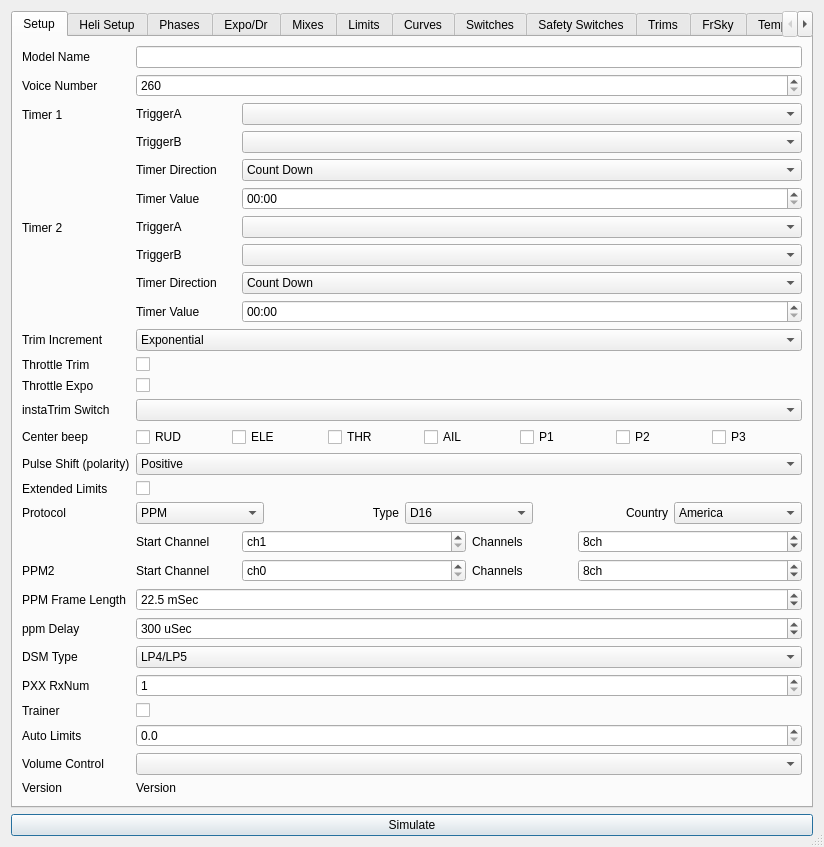
Qt form src/eepskye/src/modeledit.ui (xhorizont/eepe) before a commit.
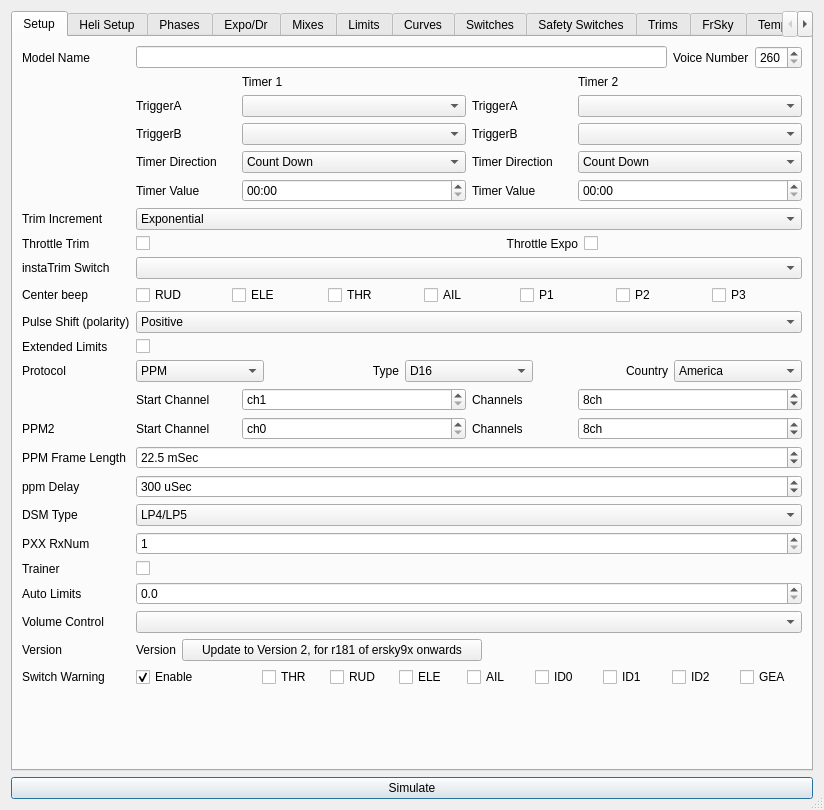
The same form after that commit. The open tabs and pages were chosen to show the change. Icons and pictures are not drawn.

The edit to the form file:
```diff
--- a/src/eepskye/src/modeledit.ui
+++ b/src/eepskye/src/modeledit.ui
@@ -6,14 +6,14 @@
    <rect>
     <x>0</x>
     <y>0</y>
-    <width>821</width>
-    <height>773</height>
+    <width>820</width>
+    <height>746</height>
    </rect>
   </property>
   <property name="maximumSize">
    <size>
     <width>16777215</width>
-    <height>773</height>
+    <height>746</height>
    </size>
   </property>
   <property name="windowTitle">
@@ -27,20 +27,7 @@
    <bool>true</bool>
   </property>
   <layout class="QGridLayout" name="gridLayout">
-   <item row="12" column="0">
-    <spacer name="verticalSpacer">
-     <property name="orientation">
-      <enum>Qt::Vertical</enum>
-     </property>
-     <property name="sizeHint" stdset="0">
-      <size>
-       <width>20</width>
-       <height>40</height>
-      </size>
-     </property>
-    </spacer>
-   </item>
-   <item row="14" column="0">
+   <item row="13" column="0">
     <widget class="QPushButton" name="pushButton">
      <property name="text">
       <string>Simulate</string>
@@ -72,20 +59,22 @@
         </widget>
        </item>
        <item row="0" column="1">
+        <layout class="QHBoxLayout" name="horizontalLayout_4">
+         <item>
         <widget class="QLineEdit" name="modelNameLE">
          <property name="maxLength">
           <number>10</number>
          </property>
         </widget>
        </item>
-       <item row="1" column="0">
+         <item>
         <widget class="QLabel" name="label_145">
          <property name="text">
           <string>Voice Number</string>
          </property>
         </widget>
        </item>
-       <item row="1" column="1">
+         <item>
         <widget class="QSpinBox" name="VoiceNumberSB">
          <property name="suffix">
           <string/>
@@ -104,43 +93,40 @@
          </property>
         </widget>
        </item>
-       <item row="3" column="0">
-        <widget class="QLabel" name="label_95">
-         <property name="text">
-          <string>Timer 1</string>
-         </property>
-        </widget>
+        </layout>
        </item>
-       <item row="3" column="1">
+       <item row="2" column="1">
+        <layout class="QGridLayout" name="gridLayout_14">
+         <item row="0" column="0">
         <layout class="QGridLayout" name="gridLayout_26">
-         <item row="0" column="0">
+           <item row="1" column="0">
           <widget class="QLabel" name="label_2">
            <property name="text">
             <string>TriggerA</string>
            </property>
           </widget>
          </item>
-         <item row="0" column="1">
+           <item row="1" column="1">
           <widget class="QComboBox" name="timerModeCB"/>
          </item>
-         <item row="1" column="0">
+           <item row="2" column="0">
           <widget class="QLabel" name="label_118">
            <property name="text">
             <string>TriggerB</string>
            </property>
           </widget>
          </item>
-         <item row="1" column="1">
+           <item row="2" column="1">
           <widget class="QComboBox" name="timerModeBCB"/>
          </item>
-         <item row="2" column="0">
+           <item row="3" column="0">
           <widget class="QLabel" name="label_3">
            <property name="text">
             <string>Timer Direction</string>
            </property>
           </widget>
          </item>
-         <item row="2" column="1">
+           <item row="3" column="1">
           <widget class="QComboBox" name="timerDirCB">
            <item>
             <property name="text">
@@ -154,7 +140,7 @@
            </item>
           </widget>
          </item>
-         <item row="3" column="0">
+           <item row="4" column="0">
           <widget class="QLabel" name="label_4">
            <property name="maximumSize">
             <size>
@@ -167,7 +153,7 @@
            </property>
           </widget>
          </item>
-         <item row="3" column="1">
+           <item row="4" column="1">
           <widget class="QTimeEdit" name="timerValTE">
            <property name="accelerated">
             <bool>true</bool>
@@ -180,45 +166,45 @@
            </property>
           </widget>
          </item>
-        </layout>
-       </item>
-       <item row="6" column="0">
-        <widget class="QLabel" name="label_96">
+           <item row="0" column="1">
+            <widget class="QLabel" name="label_95">
          <property name="text">
-          <string>Timer 2</string>
+              <string>Timer 1</string>
          </property>
         </widget>
        </item>
-       <item row="6" column="1">
+          </layout>
+         </item>
+         <item row="0" column="1">
         <layout class="QGridLayout" name="gridLayout_27">
-         <item row="0" column="0">
+           <item row="1" column="0">
           <widget class="QLabel" name="label_92">
            <property name="text">
             <string>TriggerA</string>
            </property>
           </widget>
          </item>
-         <item row="0" column="1">
+           <item row="1" column="1">
           <widget class="QComboBox" name="timer2ModeCB"/>
          </item>
-         <item row="1" column="0">
+           <item row="2" column="0">
           <widget class="QLabel" name="label_119">
            <property name="text">
             <string>TriggerB</string>
            </property>
           </widget>
          </item>
-         <item row="1" column="1">
+           <item row="2" column="1">
           <widget class="QComboBox" name="timer2ModeBCB"/>
          </item>
-         <item row="2" column="0">
+           <item row="3" column="0">
           <widget class="QLabel" name="label_93">
            <property name="text">
             <string>Timer Direction</string>
            </property>
           </widget>
          </item>
-         <item row="2" column="1">
+           <item row="3" column="1">
           <widget class="QComboBox" name="timer2DirCB">
            <item>
             <property name="text">
@@ -232,7 +218,7 @@
            </item>
           </widget>
          </item>
-         <item row="3" column="0">
+           <item row="4" column="0">
           <widget class="QLabel" name="label_94">
            <property name="maximumSize">
             <size>
@@ -245,7 +231,7 @@
            </property>
           </widget>
          </item>
-         <item row="3" column="1">
+           <item row="4" column="1">
           <widget class="QTimeEdit" name="timer2ValTE">
            <property name="accelerated">
             <bool>true</bool>
@@ -258,16 +244,25 @@
            </property>
           </widget>
          </item>
-        </layout>
-       </item>
-       <item row="7" column="0">
+           <item row="0" column="1">
+            <widget class="QLabel" name="label_96">
+             <property name="text">
+              <string>Timer 2</string>
+             </property>
+            </widget>
+           </item>
+          </layout>
+         </item>
+        </layout>
+       </item>
+       <item row="4" column="0">
         <widget class="QLabel" name="label_10">
          <property name="text">
           <string>Trim Increment</string>
          </property>
         </widget>
        </item>
-       <item row="7" column="1">
+       <item row="4" column="1">
         <widget class="QComboBox" name="trimIncCB">
          <item>
           <property name="text">
@@ -296,52 +291,59 @@
          </item>
         </widget>
        </item>
-       <item row="8" column="0">
+       <item row="5" column="0">
         <widget class="QLabel" name="label_7">
          <property name="text">
           <string>Throttle Trim</string>
          </property>
         </widget>
        </item>
-       <item row="8" column="1">
+       <item row="5" column="1">
+        <layout class="QHBoxLayout" name="horizontalLayout_2">
+         <item>
         <widget class="QCheckBox" name="thrTrimChkB">
          <property name="text">
           <string/>
          </property>
         </widget>
        </item>
-       <item row="9" column="0">
+         <item>
         <widget class="QLabel" name="label_8">
          <property name="text">
           <string>Throttle Expo</string>
          </property>
-        </widget>
-       </item>
-       <item row="9" column="1">
+           <property name="alignment">
+            <set>Qt::AlignRight|Qt::AlignTrailing|Qt::AlignVCenter</set>
+           </property>
+          </widget>
+         </item>
+         <item>
         <widget class="QCheckBox" name="thrExpoChkB">
          <property name="text">
           <string/>
          </property>
         </widget>
        </item>
-       <item row="10" column="0">
+        </layout>
+       </item>
+       <item row="6" column="0">
         <widget class="QLabel" name="label_11">
          <property name="text">
           <string>instaTrim Switch</string>
          </property>
         </widget>
        </item>
-       <item row="10" column="1">
+       <item row="6" column="1">
         <widget class="QComboBox" name="trimSWCB"/>
        </item>
-       <item row="11" column="0">
+       <item row="7" column="0">
         <widget class="QLabel" name="label_12">
          <property name="text">
           <string>Center beep</string>
          </property>
         </widget>
        </item>
-       <item row="11" column="1">
+       <item row="7" column="1">
         <layout class="QGridLayout" name="gridLayout_2">
          <item row="0" column="0">
           <widget class="QCheckBox" name="bcRUDChkB">
@@ -394,14 +396,14 @@
          </item>
         </layout>
        </item>
-       <item row="12" column="0">
+       <item row="8" column="0">
         <widget class="QLabel" name="label_13">
          <property name="text">
           <string>Pulse Shift (polarity)</string>
          </property>
         </widget>
        </item>
-       <item row="12" column="1">
+       <item row="8" column="1">
         <widget class="QComboBox" name="pulsePolCB">
          <item>
           <property name="text">
@@ -415,21 +417,109 @@
          </item>
         </widget>
        </item>
-       <item row="13" column="0">
+       <item row="9" column="0">
         <widget class="QLabel" name="label_55">
          <property name="text">
           <string>Extended Limits</string>
          </property>
         </widget>
        </item>
-       <item row="13" column="1">
+       <item row="9" column="1">
         <widget class="QCheckBox" name="extendedLimitsChkB">
          <property name="text">
           <string/>
          </property>
         </widget>
        </item>
-       <item row="17" column="1">
+       <item row="10" column="0">
+        <widget class="QLabel" name="label_5">
+         <property name="text">
+          <string>Protocol</string>
+         </property>
+        </widget>
+       </item>
+       <item row="10" column="1">
+        <layout class="QGridLayout" name="gridLayout_12">
+         <item row="0" column="1">
+          <widget class="QComboBox" name="protocolCB">
+           <item>
+            <property name="text">
+             <string notr="true">PPM</string>
+            </property>
+           </item>
+           <item>
+            <property name="text">
+             <string>PXX</string>
+            </property>
+           </item>
+           <item>
+            <property name="text">
+             <string>DSM2</string>
+            </property>
+           </item>
+          </widget>
+         </item>
+         <item row="0" column="2">
+          <widget class="QLabel" name="label_153">
+           <property name="text">
+            <string>Type</string>
+           </property>
+           <property name="alignment">
+            <set>Qt::AlignRight|Qt::AlignTrailing|Qt::AlignVCenter</set>
+           </property>
+          </widget>
+         </item>
+         <item row="0" column="3">
+          <widget class="QComboBox" name="typeCB">
+           <item>
+            <property name="text">
+             <string>D16</string>
+            </property>
+           </item>
+           <item>
+            <property name="text">
+             <string>D8</string>
+            </property>
+           </item>
+           <item>
+            <property name="text">
+             <string>LRP</string>
+            </property>
+           </item>
+          </widget>
+         </item>
+         <item row="0" column="4">
+          <widget class="QLabel" name="label_154">
+           <property name="text">
+            <string>Country</string>
+           </property>
+           <property name="alignment">
+            <set>Qt::AlignRight|Qt::AlignTrailing|Qt::AlignVCenter</set>
+           </property>
+          </widget>
+         </item>
+         <item row="0" column="5">
+          <widget class="QComboBox" name="countryCB">
+           <item>
+            <property name="text">
+             <string>America</string>
+            </property>
+           </item>
+           <item>
+            <property name="text">
+             <string>Japan</string>
+            </property>
+           </item>
+           <item>
+            <property name="text">
+             <string>Europe</string>
+            </property>
+           </item>
+          </widget>
+         </item>
+        </layout>
+       </item>
+       <item row="11" column="1">
         <layout class="QGridLayout" name="gridLayout_28">
          <item row="0" column="0">
           <widget class="QLabel" name="label_97">
@@ -500,14 +590,14 @@
          </item>
         </layout>
        </item>
-       <item row="20" column="0">
+       <item row="12" column="0">
         <widget class="QLabel" name="label_120">
          <property name="text">
           <string>PPM2</string>
          </property>
         </widget>
        </item>
-       <item row="20" column="1">
+       <item row="12" column="1">
         <layout class="QGridLayout" name="gridLayout_29">
          <item row="0" column="0">
           <widget class="QLabel" name="label_98">
@@ -581,14 +671,14 @@
          </item>
         </layout>
        </item>
-       <item row="22" column="0">
+       <item row="13" column="0">
         <widget class="QLabel" name="label_113">
          <property name="text">
           <string>PPM Frame Length</string>
          </property>
         </widget>
        </item>
-       <item row="22" column="1">
+       <item row="13" column="1">
         <widget class="QDoubleSpinBox" name="ppmFrameLengthDSB">
          <property name="suffix">
           <string> mSec</string>
@@ -610,14 +700,14 @@
          </property>
         </widget>
        </item>
-       <item row="23" column="0">
+       <item row="14" column="0">
         <widget class="QLabel" name="label_9">
          <property name="text">
           <string>ppm Delay</string>
          </property>
         </widget>
        </item>
-       <item row="23" column="1">
+       <item row="14" column="1">
         <widget class="QSpinBox" name="ppmDelaySB">
          <property name="suffix">
           <string> uSec</string>
@@ -636,14 +726,14 @@
          </property>
         </widget>
        </item>
-       <item row="24" column="0">
+       <item row="15" column="0">
         <widget class="QLabel" name="label_116">
          <property name="text">
           <string>DSM Type</string>
          </property>
         </widget>
        </item>
-       <item row="24" column="1">
+       <item row="15" column="1">
         <widget class="QComboBox" name="DSM_Type">
          <item>
           <property name="text">
@@ -662,14 +752,14 @@
          </item>
         </widget>
        </item>
-       <item row="25" column="0">
+       <item row="16" column="0">
         <widget class="QLabel" name="label_117">
          <property name="text">
           <string>PXX RxNum</string>
          </property>
         </widget>
        </item>
-       <item row="25" column="1">
+       <item row="16" column="1">
         <widget class="QSpinBox" name="pxxRxNum">
          <property name="suffix">
           <string/>
@@ -688,28 +778,28 @@
          </property>
         </widget>
        </item>
-       <item row="26" column="0">
+       <item row="17" column="0">
         <widget class="QLabel" name="label_114">
          <property name="text">
           <string>Trainer</string>
          </property>
         </widget>
        </item>
-       <item row="26" column="1">
+       <item row="17" column="1">
         <widget class="QCheckBox" name="TrainerChkB">
          <property name="text">
           <string/>
          </property>
         </widget>
        </item>
-       <item row="27" column="0">
+       <item row="18" column="0">
         <widget class="QLabel" name="label_177">
          <property name="text">
           <string>Auto Limits</string>
          </property>
         </widget>
        </item>
-       <item row="27" column="1">
+       <item row="18" column="1">
         <widget class="QDoubleSpinBox" name="autoLimitsSB">
          <property name="decimals">
           <number>1</number>
@@ -719,118 +809,175 @@
          </property>
         </widget>
        </item>
-       <item row="28" column="1">
-        <widget class="QComboBox" name="volumeControlCB"/>
-       </item>
-       <item row="28" column="0">
+       <item row="19" column="0">
         <widget class="QLabel" name="label_190">
          <property name="text">
           <string>Volume Control</string>
          </property>
         </widget>
        </item>
-       <item row="15" column="1">
-        <layout class="QGridLayout" name="gridLayout_12">
-         <item row="0" column="1">
-          <widget class="QComboBox" name="protocolCB">
-           <item>
-            <property name="text">
-             <string notr="true">PPM</string>
-            </property>
-           </item>
-           <item>
-            <property name="text">
-             <string>PXX</string>
-            </property>
-           </item>
-           <item>
-            <property name="text">
-             <string>DSM2</string>
-            </property>
-           </item>
-          </widget>
-         </item>
-         <item row="0" column="2">
-          <widget class="QLabel" name="label_153">
-           <property name="text">
-            <string>Type</string>
-           </property>
-           <property name="alignment">
-            <set>Qt::AlignRight|Qt::AlignTrailing|Qt::AlignVCenter</set>
-           </property>
-          </widget>
-         </item>
-         <item row="0" column="3">
-          <widget class="QComboBox" name="typeCB">
-           <item>
-            <property name="text">
-             <string>D16</string>
-            </property>
-           </item>
-           <item>
-            <property name="text">
-             <string>D8</string>
-            </property>
-           </item>
-           <item>
-            <property name="text">
-             <string>LRP</string>
-            </property>
-           </item>
-          </widget>
-         </item>
-         <item row="0" column="4">
-          <widget class="QLabel" name="label_154">
-           <property name="text">
-            <string>Country</string>
-           </property>
-           <property name="alignment">
-            <set>Qt::AlignRight|Qt::AlignTrailing|Qt::AlignVCenter</set>
-           </property>
-          </widget>
-         </item>
-         <item row="0" column="5">
-          <widget class="QComboBox" name="countryCB">
-           <item>
-            <property name="text">
-             <string>America</string>
-            </property>
-           </item>
-           <item>
-            <property name="text">
-             <string>Japan</string>
-            </property>
-           </item>
-           <item>
-            <property name="text">
-             <string>Europe</string>
-            </property>
-           </item>
-          </widget>
-         </item>
-        </layout>
-       </item>
-       <item row="15" column="0">
-        <widget class="QLabel" name="label_5">
-         <property name="text">
-          <string>Protocol</string>
-         </property>
-        </widget>
-       </item>
-       <item row="29" column="0">
+       <item row="19" column="1">
+        <widget class="QComboBox" name="volumeControlCB"/>
+       </item>
+       <item row="20" column="0">
         <widget class="QLabel" name="label_191">
          <property name="text">
           <string>Version</string>
          </property>
         </widget>
        </item>
-       <item row="29" column="1">
+       <item row="20" column="1">
+        <layout class="QHBoxLayout" name="horizontalLayout">
+         <item>
         <widget class="QLabel" name="label_version">
          <property name="text">
           <string>Version</string>
          </property>
         </widget>
        </item>
+         <item>
+          <widget class="QPushButton" name="updateButton">
+           <property name="minimumSize">
+            <size>
+             <width>300</width>
+             <height>0</height>
+            </size>
+           </property>
+           <property name="text">
+            <string>Update to Version 2, for r181 of ersky9x onwards</string>
+           </property>
+          </widget>
+         </item>
+         <item>
+          <spacer name="horizontalSpacer_8">
+           <property name="orientation">
+            <enum>Qt::Horizontal</enum>
+           </property>
+           <property name="sizeHint" stdset="0">
+            <size>
+             <width>40</width>
+             <height>20</height>
+            </size>
+           </property>
+          </spacer>
+         </item>
+        </layout>
+       </item>
+       <item row="21" column="0">
+        <widget class="QLabel" name="label_192">
+         <property name="text">
+          <string>Switch Warning</string>
+         </property>
+        </widget>
+       </item>
+       <item row="21" column="1">
+        <layout class="QGridLayout" name="gridLayout_Swarn" columnstretch="0,0,0,0,0,0,0,0,0" columnminimumwidth="0,0,0,0,0,0,0,0,0">
+         <item row="0" column="0">
+          <widget class="QCheckBox" name="switchwarnChkB">
+           <property name="sizePolicy">
+            <sizepolicy hsizetype="Minimum" vsizetype="Fixed">
+             <horstretch>0</horstretch>
+             <verstretch>0</verstretch>
+            </sizepolicy>
+           </property>
+           <property name="minimumSize">
+            <size>
+             <width>120</width>
+             <height>0</height>
+            </size>
+           </property>
+           <property name="whatsThis">
+            <string>&lt;!DOCTYPE HTML PUBLIC &quot;-//W3C//DTD HTML 4.0//EN&quot; &quot;http://www.w3.org/TR/REC-html40/strict.dtd&quot;&gt;
+&lt;html&gt;&lt;head&gt;&lt;meta name=&quot;qrichtext&quot; content=&quot;1&quot; /&gt;&lt;style type=&quot;text/css&quot;&gt;
+p, li { white-space: pre-wrap; }
+&lt;/style&gt;&lt;/head&gt;&lt;body style=&quot; font-family:'MS Shell Dlg 2'; font-size:8.25pt; font-weight:400; font-style:normal;&quot;&gt;
+&lt;p style=&quot; margin-top:0px; margin-bottom:0px; margin-left:0px; margin-right:0px; -qt-block-indent:0; text-indent:0px;&quot;&gt;&lt;span style=&quot; text-decoration: underline;&quot;&gt;Warnings&lt;/span&gt;&lt;/p&gt;
+&lt;p style=&quot;-qt-paragraph-type:empty; margin-top:0px; margin-bottom:0px; margin-left:0px; margin-right:0px; -qt-block-indent:0; text-indent:0px;&quot;&gt;&lt;/p&gt;
+&lt;p style=&quot; margin-top:0px; margin-bottom:0px; margin-left:0px; margin-right:0px; -qt-block-indent:0; text-indent:0px;&quot;&gt;These will define startup warnings.&lt;/p&gt;
+&lt;p style=&quot; margin-top:0px; margin-bottom:0px; margin-left:0px; margin-right:0px; -qt-block-indent:0; text-indent:0px;&quot;&gt;Throttle warning - will alert if the throttle is not at idle during startup&lt;/p&gt;
+&lt;p style=&quot; margin-top:0px; margin-bottom:0px; margin-left:0px; margin-right:0px; -qt-block-indent:0; text-indent:0px;&quot;&gt;Switch warning - will alert if switches are not in their defaul position&lt;/p&gt;
+&lt;p style=&quot; margin-top:0px; margin-bottom:0px; margin-left:0px; margin-right:0px; -qt-block-indent:0; text-indent:0px;&quot;&gt;Memory warning - will alert if there's not a lot of memory left&lt;/p&gt;
+&lt;p style=&quot; margin-top:0px; margin-bottom:0px; margin-left:0px; margin-right:0px; -qt-block-indent:0; text-indent:0px;&quot;&gt;Silent mode warning - will alert you if the beeper is set to quiet (0)&lt;/p&gt;&lt;/body&gt;&lt;/html&gt;</string>
+           </property>
+           <property name="text">
+            <string>Enable</string>
+           </property>
+           <property name="checked">
+            <bool>true</bool>
+           </property>
+          </widget>
+         </item>
+         <item row="0" column="1">
+          <widget class="QCheckBox" name="switchDefPos_1">
+           <property name="text">
+            <string>THR</string>
+           </property>
+          </widget>
+         </item>
+         <item row="0" column="2">
+          <widget class="QCheckBox" name="switchDefPos_2">
+           <property name="text">
+            <string>RUD</string>
+           </property>
+          </widget>
+         </item>
+         <item row="0" column="3">
+          <widget class="QCheckBox" name="switchDefPos_3">
+           <property name="text">
+            <string>ELE</string>
+           </property>
+          </widget>
+         </item>
+         <item row="0" column="4" colspan="2">
+          <widget class="QCheckBox" name="switchDefPos_7">
+           <property name="text">
+            <string>AIL</string>
+           </property>
+          </widget>
+         </item>
+         <item row="0" column="5">
+          <widget class="QCheckBox" name="switchDefPos_4">
+           <property name="text">
+            <string>ID0</string>
+           </property>
+          </widget>
+         </item>
+         <item row="0" column="6">
+          <widget class="QCheckBox" name="switchDefPos_5">
+           <property name="text">
+            <string>ID1</string>
+           </property>
+          </widget>
+         </item>
+         <item row="0" column="7">
+          <widget class="QCheckBox" name="switchDefPos_6">
+           <property name="text">
+            <string>ID2</string>
+           </property>
+          </widget>
+         </item>
+         <item row="0" column="8">
+          <widget class="QCheckBox" name="switchDefPos_8">
+           <property name="text">
+            <string>GEA</string>
+           </property>
+          </widget>
+         </item>
+        </layout>
+       </item>
+       <item row="22" column="1">
+        <spacer name="verticalSpacer_9">
+         <property name="orientation">
+          <enum>Qt::Vertical</enum>
+         </property>
+         <property name="sizeHint" stdset="0">
+          <size>
+           <width>20</width>
+           <height>40</height>
+          </size>
+         </property>
+        </spacer>
+       </item>
       </layout>
      </widget>
      <widget class="QWidget" name="tabHeli">
```
Left out of the diff: 67 changed lines with no effect on the pictures. Lines whose indentation alone changed are shown as unchanged.
